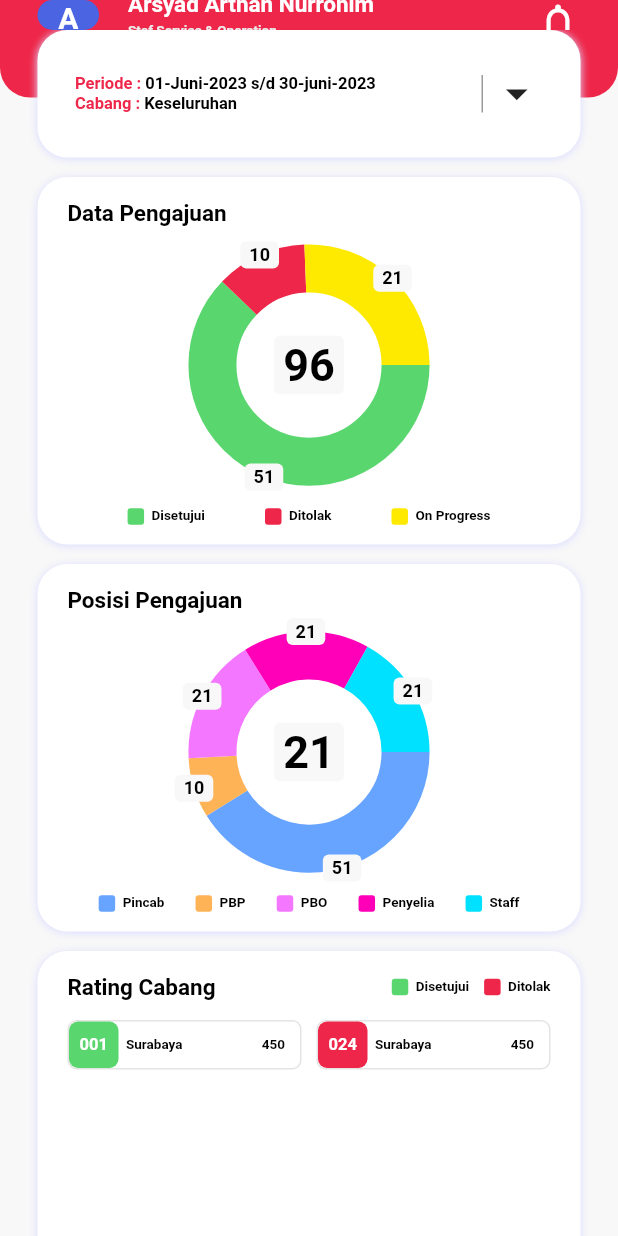
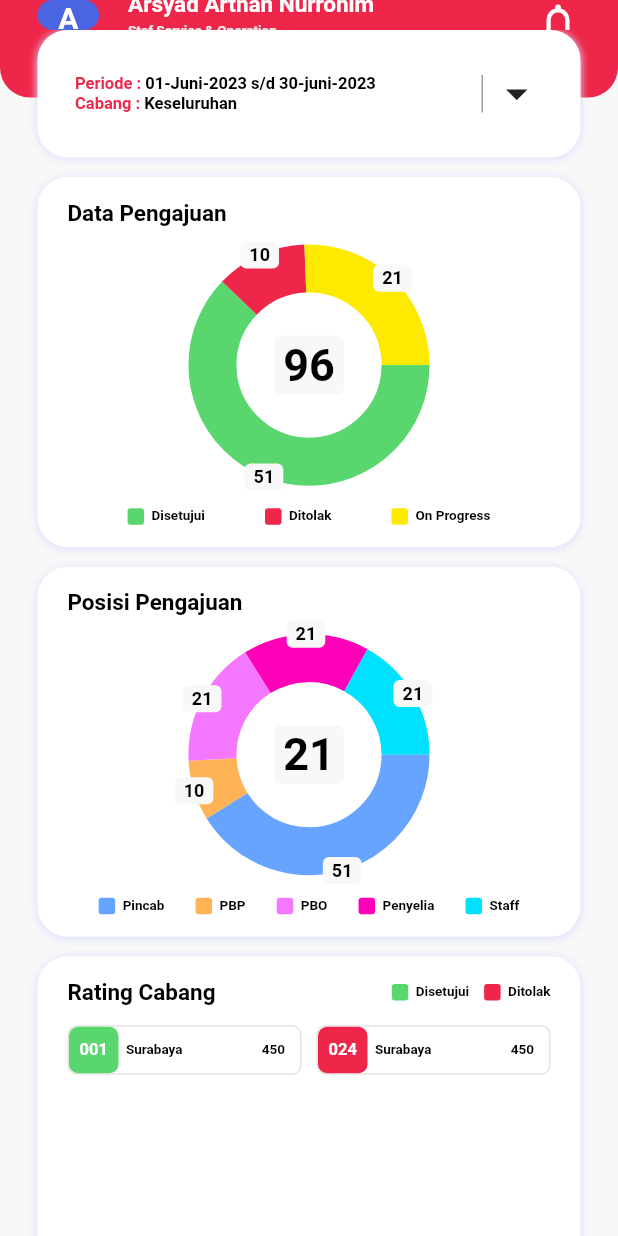
Before and after one commit to Bank-UMKM-Jawa-Timur/LOS_MOBILE, a Flutter app: the HomePage screen opened directly, on a phone screen of 412 x 824 dp. Run offline on Flutter 3.47's test engine with Material 2 defaults, Android fonts, the phone set to English and light mode, and no system bars; drawn by our look-alikes of pie_chart; our stand-ins replace community_material_icon, get, shared_preferences, shimmer; accounts and stored records are empty.

Commit message:
home page & login

```diff
--- a/lib/src/futures/home/view/home_page.dart
+++ b/lib/src/futures/home/view/home_page.dart
@@ -345,7 +345,6 @@ class _HomePageState extends State<HomePage> {
   Container _posisiPengajuan() {
     return Container(
       width: Get.width,
-      height: 245,
       decoration: BoxDecoration(
         borderRadius: BorderRadius.circular(20),
         color: Colors.white,
@@ -418,7 +417,6 @@ class _HomePageState extends State<HomePage> {
   Container _dataPengajuan() {
     return Container(
       width: Get.width,
-      height: 245,
       decoration: BoxDecoration(
         borderRadius: BorderRadius.circular(20),
         color: Colors.white,
--- a/lib/src/futures/login/controller/login_controller.dart
+++ b/lib/src/futures/login/controller/login_controller.dart
@@ -5,6 +5,7 @@ import 'package:flutter/material.dart';
 import 'package:get/get.dart';
 import 'package:los_mobile/src/futures/home/view/home_page.dart';
 import 'package:los_mobile/src/futures/login/view/login.dart';
+import 'package:los_mobile/src/widgets/my_bottom_navigation.dart';
 import 'package:los_mobile/src/widgets/my_snackbar.dart';
 import 'package:los_mobile/utils/base_url.dart';
 import 'package:http/http.dart' as http;
@@ -43,7 +44,7 @@ class LoginController extends GetxController {
             await prefs?.setString('token', token);
             emailNipController.clear();
             passwordController.clear();
-            Get.offAll(const HomePage());
+            Get.offAll(const MyBottomNavigationBar());
             print(response.body);
           } else {
             print(response.statusCode);
```
